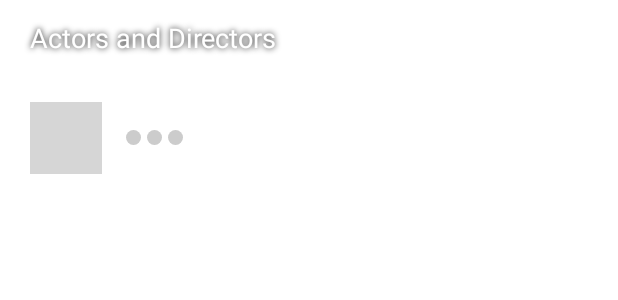
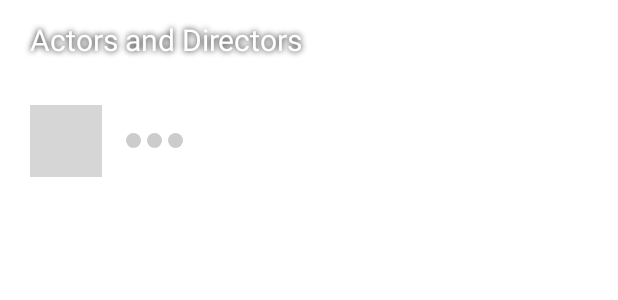
Before and after one commit to nikguin04/UX62550, an Android app built with Jetpack Compose: the @Preview function PreviewActorsAndDirectors, on a phone screen of 412 x 824 dp. Shown: the top 300 px of the screen. Run offline under Robolectric (Android 15) with nearby library versions, the phone set to English and light mode, and no system bars; network calls fail; 2 statements that could not run were skipped; grey boxes are pictures that could not be loaded.

Commit message:
Changed Font size of Actors and Directors text

```diff
--- a/app/src/main/java/com/niklas/ux62550/ui/feature/mediadetails/PopUpActor.kt
+++ b/app/src/main/java/com/niklas/ux62550/ui/feature/mediadetails/PopUpActor.kt
@@ -74,7 +74,7 @@ fun ActorsAndDirectors(modifier: Modifier = Modifier, creditState: CreditState.D
             Modifier
                 .padding(0.dp, 15.dp, 0.dp, 0.dp),
             style = TextStyle(
-                fontSize = 18.sp,
+                fontSize = 20.sp,
                 color = Color.White,
                 shadow = Shadow(color = Color.Black, blurRadius = 5.0f)
 
```
